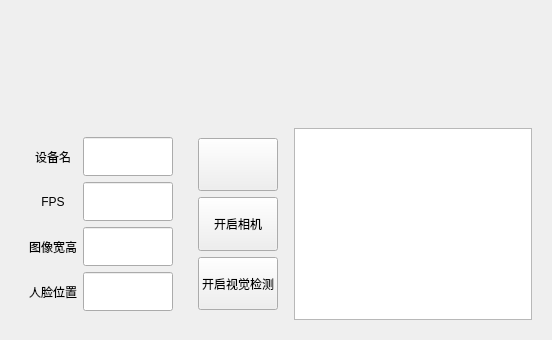
Above: view/ui_camera.ui from wangrichaoren/face_tracker before the change. Below: the same form after it.
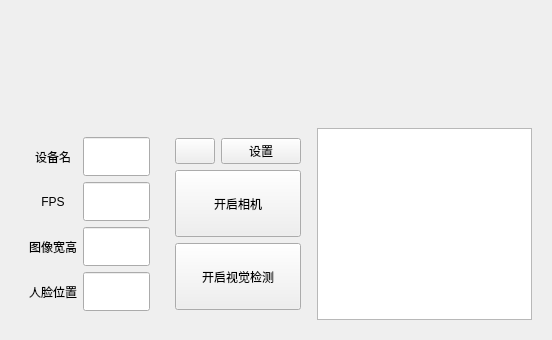
That is the form after the change. Custom widgets are drawn as their Qt base class.

Commit message: feat: update camera_manager 1.0

Patch:
```diff
--- a/view/ui_camera.ui
+++ b/view/ui_camera.ui
@@ -46,7 +46,7 @@
        </widget>
       </item>
       <item row="0" column="1">
-       <layout class="QVBoxLayout" name="verticalLayout">
+       <layout class="QGridLayout" name="gridLayout_5">
         <property name="leftMargin">
          <number>10</number>
         </property>
@@ -59,7 +59,7 @@
         <property name="bottomMargin">
          <number>10</number>
         </property>
-        <item>
+        <item row="0" column="0">
          <widget class="ComboBox" name="chooseBox">
           <property name="sizePolicy">
            <sizepolicy hsizetype="Preferred" vsizetype="Preferred">
@@ -75,7 +75,20 @@
           </property>
          </widget>
         </item>
-        <item>
+        <item row="0" column="1">
+         <widget class="PushButton" name="settingButton">
+          <property name="sizePolicy">
+           <sizepolicy hsizetype="Minimum" vsizetype="Fixed">
+            <horstretch>0</horstretch>
+            <verstretch>0</verstretch>
+           </sizepolicy>
+          </property>
+          <property name="text">
+           <string>设置</string>
+          </property>
+         </widget>
+        </item>
+        <item row="1" column="0" colspan="2">
          <widget class="PushButton" name="camButton">
           <property name="sizePolicy">
            <sizepolicy hsizetype="Preferred" vsizetype="Preferred">
@@ -94,7 +107,7 @@
           </property>
          </widget>
         </item>
-        <item>
+        <item row="2" column="0" colspan="2">
          <widget class="PushButton" name="detButton">
           <property name="sizePolicy">
            <sizepolicy hsizetype="Preferred" vsizetype="Preferred">
```
The commit also changes 7 other files.
